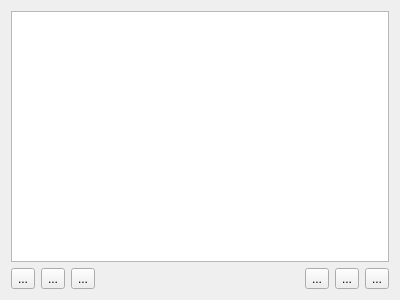
The window that specviz/data/qt/ui/layer_list_plugin.ui (spacetelescope/specviz) describes before a commit, drawn with Qt 5.
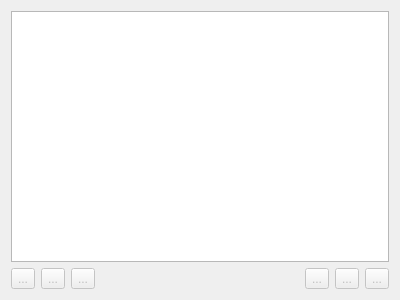
The same window after the commit. Icons and pictures are not drawn.

Commit message: Layer buttons disabled by default

The edit to the form file:
```diff
--- a/specviz/data/qt/ui/layer_list_plugin.ui
+++ b/specviz/data/qt/ui/layer_list_plugin.ui
@@ -45,6 +45,9 @@
     <layout class="QHBoxLayout" name="horizontalLayout">
      <item>
       <widget class="QToolButton" name="button_layer_arithmetic">
+       <property name="enabled">
+        <bool>false</bool>
+       </property>
        <property name="toolTip">
         <string>Perform arithmetic on layers</string>
        </property>
@@ -65,6 +68,9 @@
      </item>
      <item>
       <widget class="QToolButton" name="button_change_color">
+       <property name="enabled">
+        <bool>false</bool>
+       </property>
        <property name="toolTip">
         <string>Change layer color in current plot</string>
        </property>
@@ -85,6 +91,9 @@
      </item>
      <item>
       <widget class="QToolButton" name="button_export">
+       <property name="enabled">
+        <bool>false</bool>
+       </property>
        <property name="toolTip">
         <string>Export current layer to a file</string>
        </property>
@@ -118,6 +127,9 @@
      </item>
      <item>
       <widget class="QToolButton" name="button_copy_model">
+       <property name="enabled">
+        <bool>false</bool>
+       </property>
        <property name="toolTip">
         <string>Copy the models of the current layer</string>
        </property>
@@ -138,6 +150,9 @@
      </item>
      <item>
       <widget class="QToolButton" name="button_apply_model">
+       <property name="enabled">
+        <bool>false</bool>
+       </property>
        <property name="toolTip">
         <string>Paste copied models onto current layer</string>
        </property>
@@ -158,6 +173,9 @@
      </item>
      <item>
       <widget class="QToolButton" name="button_remove_layer">
+       <property name="enabled">
+        <bool>false</bool>
+       </property>
        <property name="toolTip">
         <string>Delete selected layer</string>
        </property>
```
